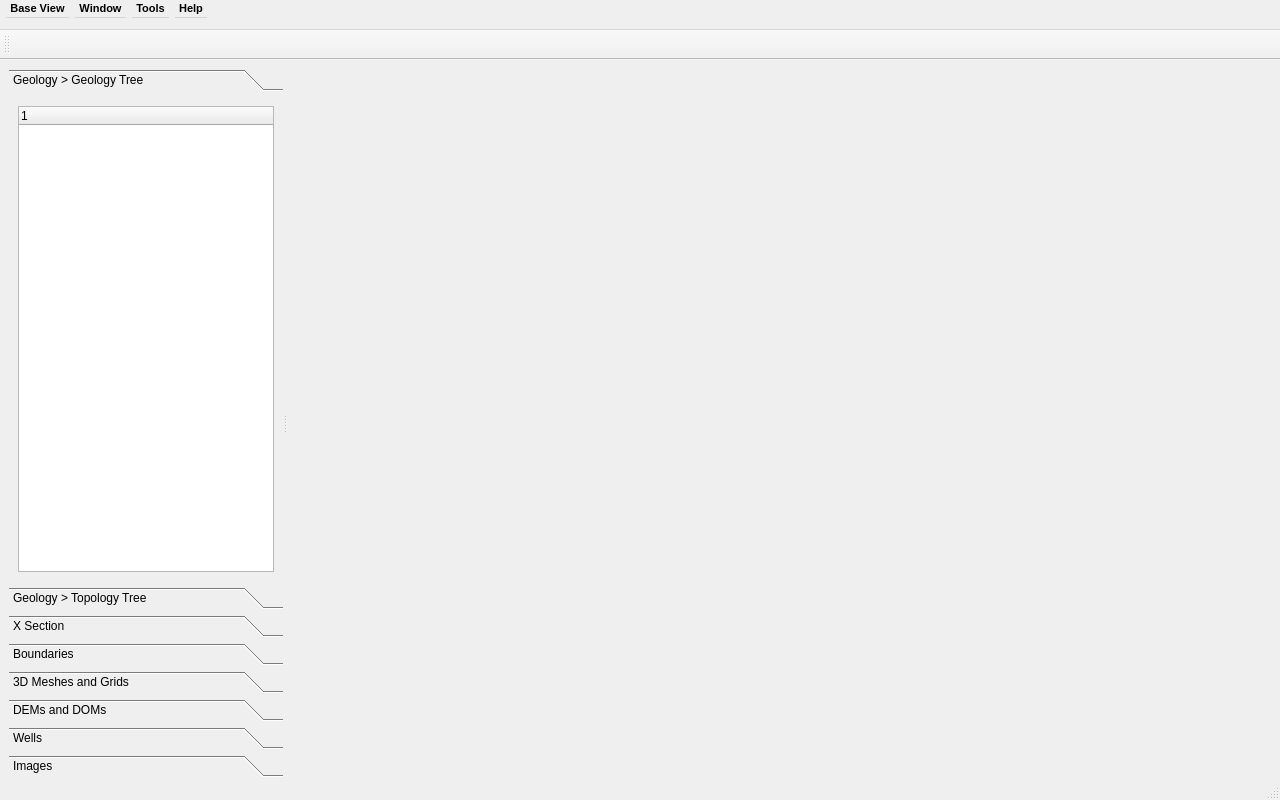
gecos-lab/PZero, file gui/base_view_window.ui: the form before one commit.
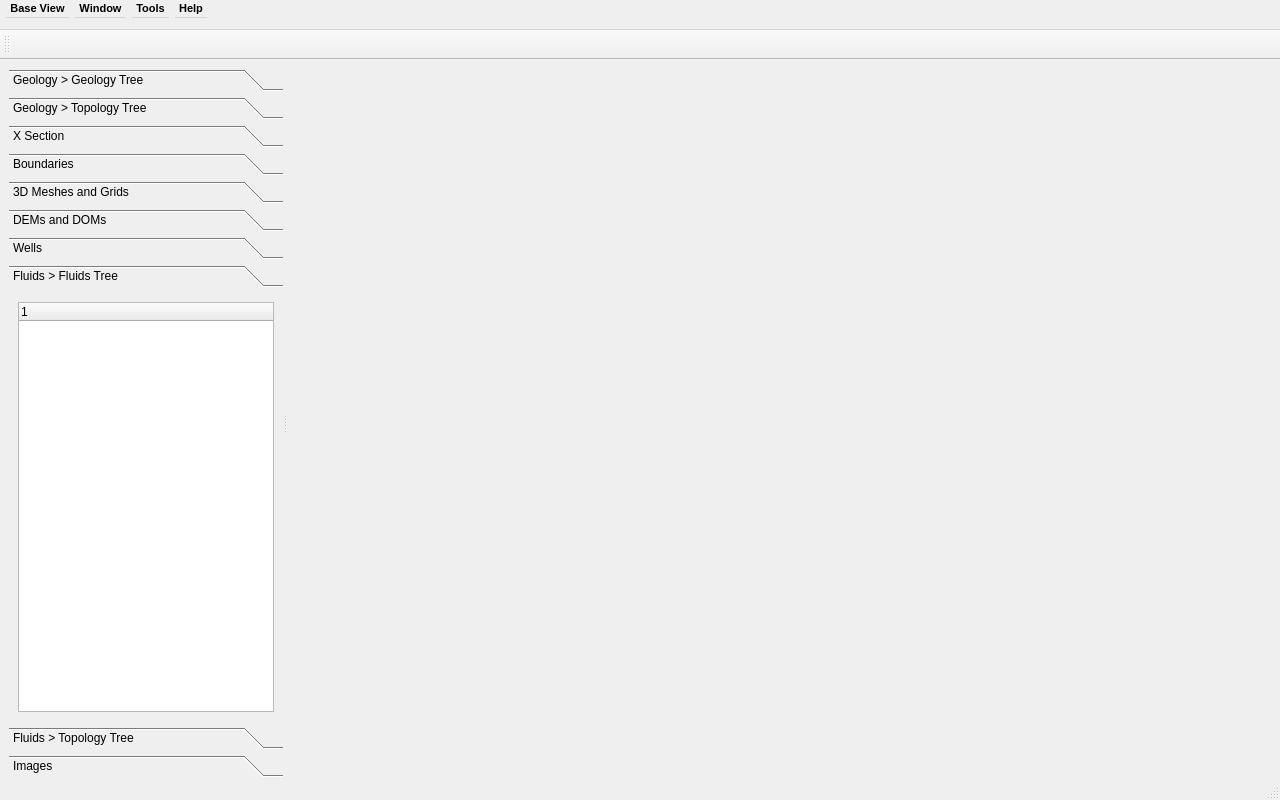
The form after the commit. The open tabs and pages were chosen to show the change.

Commit message: fluids contacts framework start

```diff
--- a/gui/base_view_window.ui
+++ b/gui/base_view_window.ui
@@ -111,7 +111,7 @@
           <x>0</x>
           <y>0</y>
           <width>278</width>
-          <height>416</height>
+          <height>344</height>
          </rect>
         </property>
         <property name="sizePolicy">
@@ -483,6 +483,38 @@
          </item>
         </layout>
        </widget>
+       <widget class="QWidget" name="FluidsTreePage">
+        <attribute name="label">
+         <string>Fluids &gt; Fluids Tree</string>
+        </attribute>
+        <layout class="QVBoxLayout" name="verticalLayout_10">
+         <item>
+          <widget class="QTreeWidget" name="FluidsTreeWidget">
+           <column>
+            <property name="text">
+             <string notr="true">1</string>
+            </property>
+           </column>
+          </widget>
+         </item>
+        </layout>
+       </widget>
+       <widget class="QWidget" name="FluidsTopologyTree">
+        <attribute name="label">
+         <string>Fluids &gt; Topology Tree</string>
+        </attribute>
+        <layout class="QVBoxLayout" name="verticalLayout_11">
+         <item>
+          <widget class="QTreeWidget" name="FluidsTopologyTreeWidget">
+           <column>
+            <property name="text">
+             <string notr="true">1</string>
+            </property>
+           </column>
+          </widget>
+         </item>
+        </layout>
+       </widget>
        <widget class="QWidget" name="ImagesPage">
         <property name="geometry">
          <rect>
```
Left out of the diff: 14 changed lines with no effect on the pictures. The commit also changes 12 other files.
